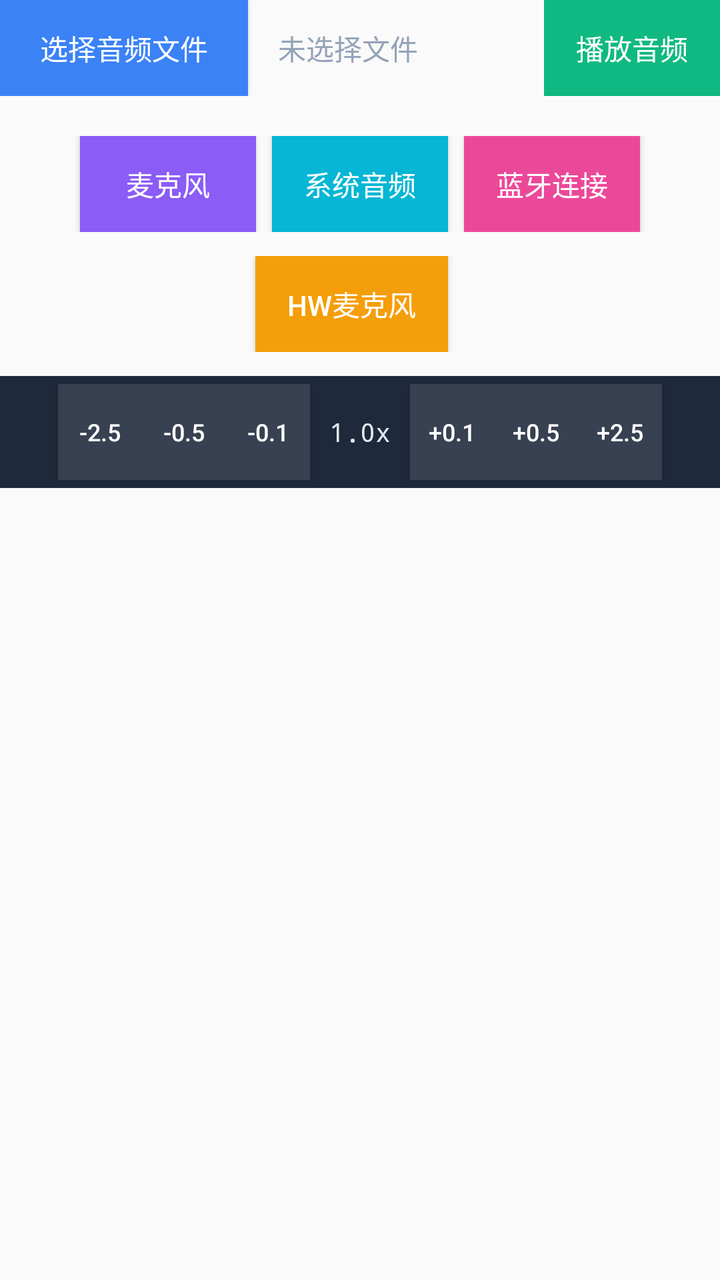
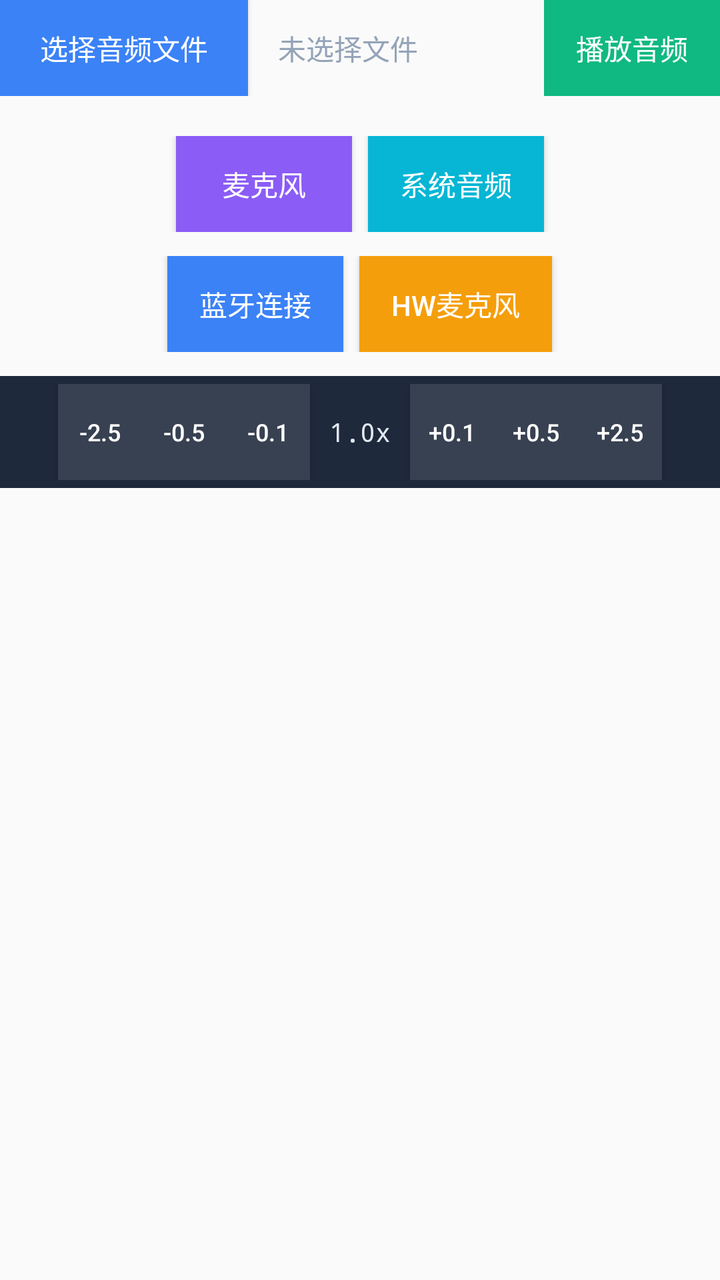

Before-and-after screenshots of an Android layout around one commit, followed by the original layout XML and the change that was made.
<!-- AndroidManifest.xml: application theme Theme.MyApplication -->
<!-- res/layout/control_section.xml -->
<?xml version="1.0" encoding="utf-8"?>
<LinearLayout xmlns:android="http://schemas.android.com/apk/res/android"
    android:layout_width="match_parent"
    android:layout_height="wrap_content"
    android:orientation="vertical">

    <LinearLayout
        android:layout_width="match_parent"
        android:layout_height="wrap_content"
        android:orientation="horizontal"
        android:gravity="center"
        android:layout_marginBottom="20dp"
        android:weightSum="1">

        <Button
            android:id="@+id/btnSelectFile"
            android:layout_width="wrap_content"
            android:layout_height="wrap_content"
            android:text="@string/btn_select_file"
            android:textColor="@color/text_primary"
            android:background="@color/primary_blue"
            android:paddingHorizontal="20dp"
            android:paddingVertical="10dp"
            android:layout_marginRight="15dp"/>

        <TextView
            android:id="@+id/tvFileName"
            android:layout_width="0dp"
            android:layout_height="wrap_content"
            android:text="@string/label_no_file"
            android:textColor="@color/text_hint"
            android:textSize="14sp"
            android:layout_weight="1"
            android:maxLines="1"
            android:ellipsize="end"/>

        <Button
            android:id="@+id/btnPlay"
            android:layout_width="wrap_content"
            android:layout_height="wrap_content"
            android:text="@string/btn_play"
            android:textColor="@color/text_primary"
            android:background="@color/primary_green"
            android:paddingHorizontal="16dp"
            android:paddingVertical="10dp"
            android:layout_marginLeft="15dp"
            android:enabled="false"/>

    </LinearLayout>

    <LinearLayout
        android:layout_width="match_parent"
        android:layout_height="wrap_content"
        android:orientation="horizontal"
        android:gravity="center"
        android:layout_marginBottom="12dp">

        <Button
            android:id="@+id/btnMic"
            android:layout_width="wrap_content"
            android:layout_height="wrap_content"
            android:text="@string/btn_mic"
            android:textColor="@color/text_primary"
            android:background="@color/primary_purple"
            android:paddingHorizontal="16dp"
            android:paddingVertical="10dp"
            android:layout_marginRight="8dp"/>

        <Button
            android:id="@+id/btnSystemAudio"
            android:layout_width="wrap_content"
            android:layout_height="wrap_content"
            android:text="系统音频"
            android:textColor="@color/text_primary"
            android:background="@color/primary_cyan"
            android:paddingHorizontal="16dp"
            android:paddingVertical="10dp"
            android:layout_marginRight="8dp"/>

        <Button
            android:id="@+id/btnBluetooth"
            android:layout_width="wrap_content"
            android:layout_height="wrap_content"
            android:text="蓝牙连接"
            android:textColor="@color/text_primary"
            android:background="@color/primary_pink"
            android:paddingHorizontal="16dp"
            android:paddingVertical="10dp"/>

    </LinearLayout>

    <LinearLayout
        android:layout_width="match_parent"
        android:layout_height="wrap_content"
        android:orientation="horizontal"
        android:gravity="center"
        android:layout_marginBottom="12dp">

        <Button
            android:id="@+id/btnHwMic"
            android:layout_width="wrap_content"
            android:layout_height="wrap_content"
            android:text="HW麦克风"
            android:textColor="@color/text_primary"
            android:background="@color/primary_orange"
            android:paddingHorizontal="16dp"
            android:paddingVertical="10dp"
            android:layout_marginRight="8dp"/>

        <Button
            android:visibility="gone"
            android:id="@+id/btnDisplay"
            android:layout_width="wrap_content"
            android:layout_height="wrap_content"
            android:text="@string/btn_display"
            android:textColor="@color/text_primary"
            android:background="@color/primary_orange"
            android:paddingHorizontal="16dp"
            android:paddingVertical="10dp"/>

    </LinearLayout>

    <LinearLayout
        android:layout_width="match_parent"
        android:layout_height="wrap_content"
        android:orientation="horizontal"
        android:gravity="center"
        android:background="@color/bg_track"
        android:padding="4dp"
        android:layout_marginBottom="20dp">

        <Button
            android:id="@+id/btnSpeedMinus25"
            android:layout_width="42dp"
            android:layout_height="wrap_content"
            android:text="-2.5"
            android:textColor="@color/text_primary"
            android:background="@color/bg_disabled"
            android:textSize="12sp"
            android:padding="6dp"/>

        <Button
            android:id="@+id/btnSpeedMinus05"
            android:layout_width="42dp"
            android:layout_height="wrap_content"
            android:text="-0.5"
            android:textColor="@color/text_primary"
            android:background="@color/bg_disabled"
            android:textSize="12sp"
            android:padding="6dp"/>

        <Button
            android:id="@+id/btnSpeedMinus01"
            android:layout_width="42dp"
            android:layout_height="wrap_content"
            android:text="-0.1"
            android:textColor="@color/text_primary"
            android:background="@color/bg_disabled"
            android:textSize="12sp"
            android:padding="6dp"/>

        <TextView
            android:id="@+id/tvSpeed"
            android:layout_width="50dp"
            android:layout_height="wrap_content"
            android:text="1.0x"
            android:textColor="@color/text_secondary"
            android:textSize="13sp"
            android:fontFamily="monospace"
            android:gravity="center"/>

        <Button
            android:id="@+id/btnSpeedPlus01"
            android:layout_width="42dp"
            android:layout_height="wrap_content"
            android:text="+0.1"
            android:textColor="@color/text_primary"
            android:background="@color/bg_disabled"
            android:textSize="12sp"
            android:padding="6dp"/>

        <Button
            android:id="@+id/btnSpeedPlus05"
            android:layout_width="42dp"
            android:layout_height="wrap_content"
            android:text="+0.5"
            android:textColor="@color/text_primary"
            android:background="@color/bg_disabled"
            android:textSize="12sp"
            android:padding="6dp"/>

        <Button
            android:id="@+id/btnSpeedPlus25"
            android:layout_width="42dp"
            android:layout_height="wrap_content"
            android:text="+2.5"
            android:textColor="@color/text_primary"
            android:background="@color/bg_disabled"
            android:textSize="12sp"
            android:padding="6dp"/>

    </LinearLayout>

</LinearLayout>
<!-- resources referenced by this layout -->
<resources>
  <color name="bg_disabled">#FF374151</color>
  <color name="bg_track">#FF1e293b</color>
  <color name="primary_blue">#FF3b82f6</color>
  <color name="primary_cyan">#FF06b6d4</color>
  <color name="primary_green">#FF10b981</color>
  <color name="primary_orange">#FFf59e0b</color>
  <color name="primary_pink">#FFec4899</color>
  <color name="primary_purple">#FF8b5cf6</color>
  <color name="text_hint">#FF94a3b8</color>
  <color name="text_primary">#FFffffff</color>
  <color name="text_secondary">#FFe2e8f0</color>
  <string name="btn_display">系统内录</string>
  <string name="btn_mic">麦克风</string>
  <string name="btn_play">播放音频</string>
  <string name="btn_select_file">选择音频文件</string>
  <string name="label_no_file">未选择文件</string>
  <style name="Theme.MyApplication" parent="Theme.AppCompat.NoActionBar">
          <item name="colorPrimary">@color/bg_dark</item>
          <item name="colorPrimaryDark">@color/bg_dark</item>
          <item name="colorAccent">@color/primary_blue</item>
          <item name="android:statusBarColor">@color/bg_dark</item>
          <item name="android:windowBackground">@color/bg_dark</item>
          <item name="windowActionBar">false</item>
          <item name="windowNoTitle">true</item>
      </style>
  <color name="bg_dark">#FF0a0a0f</color>
</resources>

<!-- the commit's change to res/layout/control_section.xml (unified diff, before → after) -->
@@ -74,16 +74,35 @@
             android:textColor="@color/text_primary"
             android:background="@color/primary_cyan"
             android:paddingHorizontal="16dp"
+            android:paddingVertical="10dp"/>
+
+    </LinearLayout>
+
+    <LinearLayout
+        android:layout_width="match_parent"
+        android:layout_height="wrap_content"
+        android:orientation="horizontal"
+        android:gravity="center"
+        android:layout_marginBottom="12dp">
+
+        <Button
+            android:id="@+id/btnBluetooth"
+            android:layout_width="wrap_content"
+            android:layout_height="wrap_content"
+            android:text="蓝牙连接"
+            android:textColor="@color/text_primary"
+            android:background="@color/primary_blue"
+            android:paddingHorizontal="16dp"
             android:paddingVertical="10dp"
             android:layout_marginRight="8dp"/>
 
         <Button
-            android:id="@+id/btnBluetooth"
-            android:layout_width="wrap_content"
-            android:layout_height="wrap_content"
-            android:text="蓝牙连接"
-            android:textColor="@color/text_primary"
-            android:background="@color/primary_pink"
+            android:id="@+id/btnHwMic"
+            android:layout_width="wrap_content"
+            android:layout_height="wrap_content"
+            android:text="HW麦克风"
+            android:textColor="@color/text_primary"
+            android:background="@color/primary_orange"
             android:paddingHorizontal="16dp"
             android:paddingVertical="10dp"/>
 
@@ -94,18 +113,7 @@
         android:layout_height="wrap_content"
         android:orientation="horizontal"
         android:gravity="center"
-        android:layout_marginBottom="12dp">
-
-        <Button
-            android:id="@+id/btnHwMic"
-            android:layout_width="wrap_content"
-            android:layout_height="wrap_content"
-            android:text="HW麦克风"
-            android:textColor="@color/text_primary"
-            android:background="@color/primary_orange"
-            android:paddingHorizontal="16dp"
-            android:paddingVertical="10dp"
-            android:layout_marginRight="8dp"/>
+        android:visibility="gone">
 
         <Button
             android:visibility="gone"
<!-- resource entries referenced after the edit -->
@@ -6,7 +6,6 @@
   <color name="primary_cyan">#FF06b6d4</color>
   <color name="primary_green">#FF10b981</color>
   <color name="primary_orange">#FFf59e0b</color>
-  <color name="primary_pink">#FFec4899</color>
   <color name="primary_purple">#FF8b5cf6</color>
   <color name="text_hint">#FF94a3b8</color>
   <color name="text_primary">#FFffffff</color>
